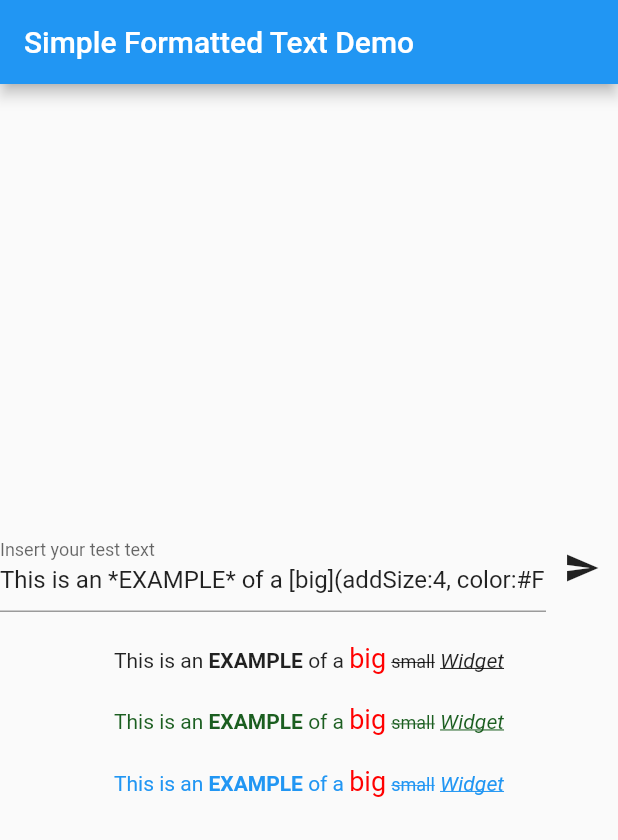
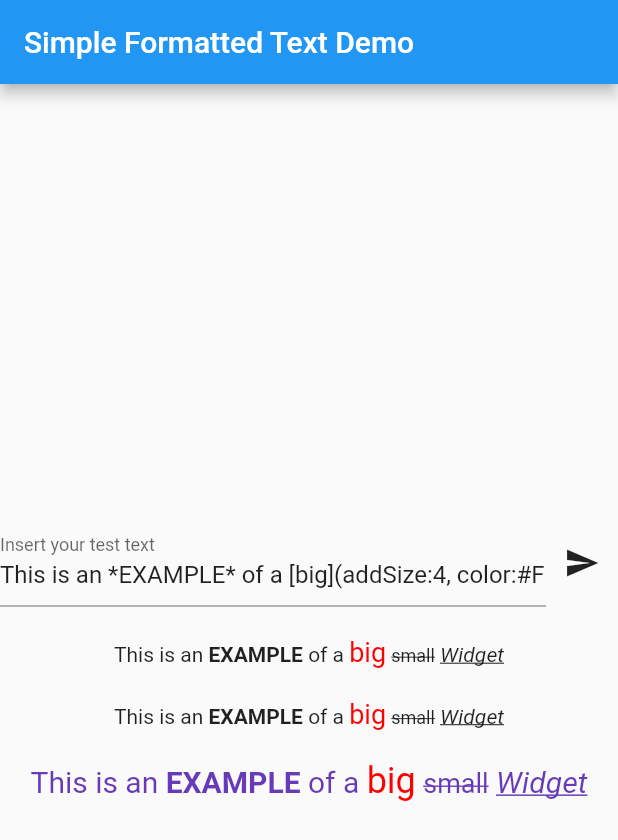
Before and after one commit to marcosjav/simple_formatted_text, a Flutter app: the screen it shows after launch, on a phone screen of 412 x 824 dp. Shown: the top 840 px of the screen. Run offline on Flutter 3.47's test engine with Material 2 defaults, Android fonts, the phone set to English and light mode, and no system bars.

```diff
--- a/example/lib/main.dart
+++ b/example/lib/main.dart
@@ -76,12 +76,12 @@ class _MyHomePageState extends State<MyHomePage> {
             const SizedBox(height: 20),
             SimpleFormattedText(
               _text,
-              style: TextStyle(color: Colors.green[900]),
+              linkTextStyle: TextStyle(color: Colors.green),
             ),
             const SizedBox(height: 20),
             SimpleFormattedText(
               _text,
-              style: TextStyle(color: Theme.of(context).primaryColor),
+              style: TextStyle(color: Colors.deepPurple, fontSize: 20),
             ),
           ],
         ),
```
Also changed, not shown: 2 other files.
